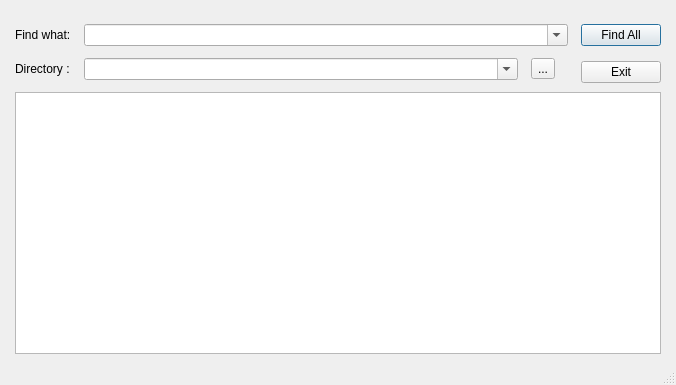
First picture: the form in mainwindow.ui, repository FaresSalem/Find-in-Files, before the edit.
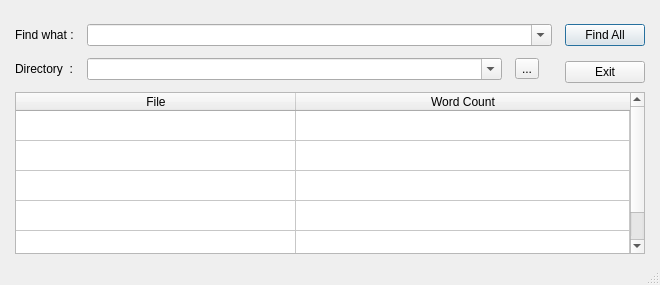
Second picture: the form after the edit.

```diff
--- a/mainwindow.ui
+++ b/mainwindow.ui
@@ -6,10 +6,16 @@
    <rect>
     <x>0</x>
     <y>0</y>
-    <width>676</width>
-    <height>385</height>
+    <width>660</width>
+    <height>285</height>
    </rect>
   </property>
+  <property name="minimumSize">
+   <size>
+    <width>660</width>
+    <height>285</height>
+   </size>
+  </property>
   <property name="windowTitle">
    <string>MainWindow</string>
   </property>
@@ -26,9 +32,6 @@
       <property name="spacing">
        <number>0</number>
       </property>
-      <item row="3" column="0" colspan="2">
-       <widget class="QListWidget" name="listWidget"/>
-      </item>
       <item row="2" column="0">
        <layout class="QVBoxLayout" name="verticalLayout_1" stretch="0">
         <property name="leftMargin">
@@ -91,7 +94,7 @@
              <bool>true</bool>
             </property>
             <property name="text">
-             <string>Directory :</string>
+             <string>Directory  :</string>
             </property>
            </widget>
           </item>
@@ -117,7 +120,7 @@
           <item row="0" column="0">
            <widget class="QLabel" name="label_FindWhat">
             <property name="text">
-             <string>Find what:</string>
+             <string>Find what :</string>
             </property>
             <property name="buddy">
              <cstring>comboFind</cstring>
@@ -171,11 +174,118 @@
         </item>
        </layout>
       </item>
+      <item row="3" column="0" colspan="2">
+       <widget class="QTableWidget" name="tableWidget">
+        <property name="rowCount">
+         <number>5</number>
+        </property>
+        <property name="columnCount">
+         <number>2</number>
+        </property>
+        <attribute name="horizontalHeaderCascadingSectionResizes">
+         <bool>false</bool>
+        </attribute>
+        <attribute name="horizontalHeaderDefaultSectionSize">
+         <number>280</number>
+        </attribute>
+        <attribute name="horizontalHeaderShowSortIndicator" stdset="0">
+         <bool>true</bool>
+        </attribute>
+        <attribute name="horizontalHeaderStretchLastSection">
+         <bool>true</bool>
+        </attribute>
+        <attribute name="verticalHeaderVisible">
+         <bool>false</bool>
+        </attribute>
+        <attribute name="verticalHeaderCascadingSectionResizes">
+         <bool>true</bool>
+        </attribute>
+        <attribute name="verticalHeaderMinimumSectionSize">
+         <number>30</number>
+        </attribute>
+        <attribute name="verticalHeaderDefaultSectionSize">
+         <number>30</number>
+        </attribute>
+        <attribute name="verticalHeaderShowSortIndicator" stdset="0">
+         <bool>true</bool>
+        </attribute>
+        <attribute name="verticalHeaderStretchLastSection">
+         <bool>false</bool>
+        </attribute>
+        <row/>
+        <row/>
+        <row/>
+        <row/>
+        <row/>
+        <column>
+         <property name="text">
+          <string>File</string>
+         </property>
+        </column>
+        <column>
+         <property name="text">
+          <string>Word Count</string>
+         </property>
+        </column>
+        <item row="0" column="0">
+         <property name="text">
+          <string/>
+         </property>
+         <property name="flags">
+          <set>ItemIsSelectable|ItemIsDragEnabled|ItemIsDropEnabled|ItemIsUserCheckable|ItemIsEnabled</set>
+         </property>
+        </item>
+        <item row="0" column="1">
+         <property name="text">
+          <string/>
+         </property>
+         <property name="flags">
+          <set>ItemIsSelectable|ItemIsDragEnabled|ItemIsDropEnabled|ItemIsUserCheckable|ItemIsEnabled</set>
+         </property>
+        </item>
+        <item row="1" column="0">
+         <property name="text">
+          <string/>
+         </property>
+         <property name="flags">
+          <set>ItemIsSelectable|ItemIsDragEnabled|ItemIsDropEnabled|ItemIsUserCheckable|ItemIsEnabled</set>
+         </property>
+        </item>
+        <item row="1" column="1">
+         <property name="text">
+          <string/>
+         </property>
+         <property name="flags">
+          <set>ItemIsSelectable|ItemIsDragEnabled|ItemIsDropEnabled|ItemIsUserCheckable|ItemIsEnabled</set>
+         </property>
+        </item>
+        <item row="2" column="0">
+         <property name="text">
+          <string/>
+         </property>
+         <property name="flags">
+          <set>ItemIsSelectable|ItemIsDragEnabled|ItemIsDropEnabled|ItemIsUserCheckable|ItemIsEnabled</set>
+         </property>
+        </item>
+        <item row="2" column="1">
+         <property name="text">
+          <string/>
+         </property>
+         <property name="flags">
+          <set>ItemIsSelectable|ItemIsDragEnabled|ItemIsDropEnabled|ItemIsUserCheckable|ItemIsEnabled</set>
+         </property>
+        </item>
+       </widget>
+      </item>
      </layout>
     </item>
    </layout>
   </widget>
-  <widget class="QStatusBar" name="statusbar"/>
+  <widget class="QStatusBar" name="statusbar">
+   <property name="autoFillBackground">
+    <bool>false</bool>
+   </property>
+  </widget>
   <action name="actionNew">
    <property name="text">
     <string>New</string>
```
Left out of the diff: 6 changed lines with no effect on the pictures.
